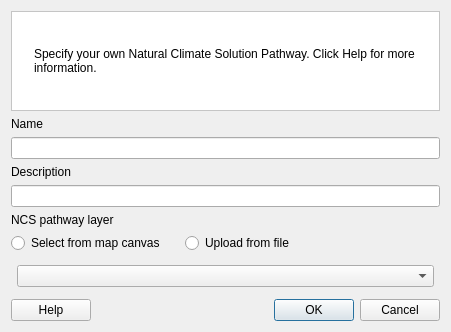
First picture: the form in src/cplus_plugin/ui/ncs_pathway_editor_dialog.ui, repository ConservationInternational/cplus-plugin, before the edit.
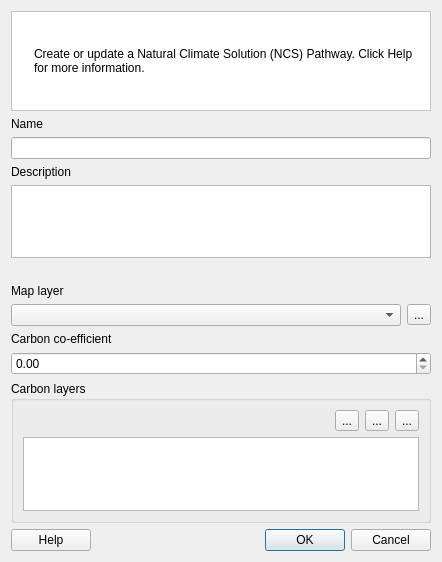
Second picture: the form after the edit. Icons and pictures are not drawn. Custom widgets are drawn as their Qt base class.

```diff
--- a/src/cplus_plugin/ui/ncs_pathway_editor_dialog.ui
+++ b/src/cplus_plugin/ui/ncs_pathway_editor_dialog.ui
@@ -6,14 +6,14 @@
    <rect>
     <x>0</x>
     <y>0</y>
-    <width>451</width>
-    <height>326</height>
+    <width>442</width>
+    <height>562</height>
    </rect>
   </property>
   <property name="windowTitle">
    <string>NCS Pathway Editor</string>
   </property>
-  <layout class="QGridLayout" name="gridLayout">
+  <layout class="QGridLayout" name="gridLayout_2">
    <item row="0" column="0" colspan="4">
     <widget class="QFrame" name="frame">
      <property name="sizePolicy">
@@ -81,7 +81,7 @@
          </sizepolicy>
         </property>
         <property name="text">
-         <string>&lt;html&gt;&lt;head/&gt;&lt;body&gt;&lt;p&gt;Specify your own Natural Climate Solution Pathway. Click Help for more information.&lt;/p&gt;&lt;/body&gt;&lt;/html&gt;</string>
+         <string>&lt;html&gt;&lt;head/&gt;&lt;body&gt;&lt;p&gt;Create or update a Natural Climate Solution (NCS) Pathway. Click Help for more information.&lt;/p&gt;&lt;/body&gt;&lt;/html&gt;</string>
         </property>
         <property name="scaledContents">
          <bool>false</bool>
@@ -97,111 +97,143 @@
      </layout>
     </widget>
    </item>
-   <item row="1" column="0" colspan="4">
+   <item row="2" column="0" colspan="4">
     <widget class="QLabel" name="label">
      <property name="text">
       <string>Name</string>
      </property>
     </widget>
    </item>
-   <item row="2" column="0" colspan="4">
-    <widget class="QLineEdit" name="txt_name">
-     <property name="maxLength">
-      <number>200</number>
+   <item row="8" column="0" colspan="3">
+    <widget class="QgsMapLayerComboBox" name="cbo_layer"/>
+   </item>
+   <item row="11" column="0" colspan="4">
+    <widget class="QgsCollapsibleGroupBox" name="mGroupBox">
+     <property name="title">
+      <string>Carbon layers</string>
      </property>
+     <property name="collapsed">
+      <bool>false</bool>
+     </property>
+     <property name="saveCheckedState">
+      <bool>false</bool>
+     </property>
+     <layout class="QGridLayout" name="gridLayout">
+      <item row="0" column="0">
+       <spacer name="horizontalSpacer_2">
+        <property name="orientation">
+         <enum>Qt::Horizontal</enum>
+        </property>
+        <property name="sizeHint" stdset="0">
+         <size>
+          <width>308</width>
+          <height>20</height>
+         </size>
+        </property>
+       </spacer>
+      </item>
+      <item row="0" column="1">
+       <widget class="QToolButton" name="btn_add_carbon">
+        <property name="toolTip">
+         <string>Add carbon layer</string>
+        </property>
+        <property name="text">
+         <string>...</string>
+        </property>
+       </widget>
+      </item>
+      <item row="0" column="2">
+       <widget class="QToolButton" name="btn_edit_carbon">
+        <property name="toolTip">
+         <string>Edit carbon layer</string>
+        </property>
+        <property name="text">
+         <string>...</string>
+        </property>
+       </widget>
+      </item>
+      <item row="0" column="3">
+       <widget class="QToolButton" name="btn_delete_carbon">
+        <property name="toolTip">
+         <string>Remove carbon layer</string>
+        </property>
+        <property name="text">
+         <string>...</string>
+        </property>
+       </widget>
+      </item>
+      <item row="1" column="0" colspan="4">
+       <widget class="QListView" name="lst_carbon_layers">
+        <property name="editTriggers">
+         <set>QAbstractItemView::NoEditTriggers</set>
+        </property>
+        <property name="selectionMode">
+         <enum>QAbstractItemView::ExtendedSelection</enum>
+        </property>
+        <property name="selectionBehavior">
+         <enum>QAbstractItemView::SelectRows</enum>
+        </property>
+       </widget>
+      </item>
+     </layout>
     </widget>
    </item>
    <item row="3" column="0" colspan="4">
+    <widget class="QLineEdit" name="txt_name">
+     <property name="maxLength">
+      <number>200</number>
+     </property>
+    </widget>
+   </item>
+   <item row="12" column="2" colspan="2">
+    <widget class="QDialogButtonBox" name="buttonBox">
+     <property name="orientation">
+      <enum>Qt::Horizontal</enum>
+     </property>
+     <property name="standardButtons">
+      <set>QDialogButtonBox::Cancel|QDialogButtonBox::Ok</set>
+     </property>
+    </widget>
+   </item>
+   <item row="7" column="0" colspan="4">
+    <widget class="QLabel" name="label_4">
+     <property name="text">
+      <string>Map layer</string>
+     </property>
+    </widget>
+   </item>
+   <item row="9" column="0" colspan="4">
+    <widget class="QLabel" name="label_3">
+     <property name="text">
+      <string>Carbon co-efficient</string>
+     </property>
+    </widget>
+   </item>
+   <item row="4" column="0" colspan="4">
     <widget class="QLabel" name="label_2">
      <property name="text">
       <string>Description</string>
      </property>
     </widget>
    </item>
-   <item row="4" column="0" colspan="4">
-    <widget class="QLineEdit" name="txt_description">
-     <property name="maxLength">
-      <number>200</number>
+   <item row="8" column="3">
+    <widget class="QToolButton" name="btn_add_layer">
+     <property name="text">
+      <string>...</string>
      </property>
     </widget>
    </item>
    <item row="5" column="0" colspan="4">
-    <widget class="QLabel" name="label_3">
-     <property name="text">
-      <string>NCS pathway layer</string>
-     </property>
-    </widget>
+    <widget class="QPlainTextEdit" name="txt_description"/>
    </item>
-   <item row="6" column="0" colspan="2">
-    <widget class="QRadioButton" name="rb_map_canvas">
-     <property name="text">
-      <string>Select from map canvas</string>
-     </property>
-    </widget>
-   </item>
-   <item row="6" column="2" colspan="2">
-    <widget class="QRadioButton" name="rb_upload">
-     <property name="text">
-      <string>Upload from file</string>
-     </property>
-    </widget>
-   </item>
-   <item row="7" column="0" colspan="4">
-    <widget class="QStackedWidget" name="stackedWidget">
-     <property name="sizePolicy">
-      <sizepolicy hsizetype="Preferred" vsizetype="Preferred">
-       <horstretch>0</horstretch>
-       <verstretch>0</verstretch>
-      </sizepolicy>
-     </property>
-     <widget class="QWidget" name="pg_map_canvas">
-      <layout class="QGridLayout" name="gridLayout_2">
-       <property name="leftMargin">
-        <number>6</number>
-       </property>
-       <property name="topMargin">
-        <number>6</number>
-       </property>
-       <property name="rightMargin">
-        <number>6</number>
-       </property>
-       <property name="bottomMargin">
-        <number>6</number>
-       </property>
-       <item row="0" column="0">
-        <widget class="QgsMapLayerComboBox" name="mMapLayerComboBox"/>
-       </item>
-      </layout>
-     </widget>
-     <widget class="QWidget" name="pg_upload">
-      <layout class="QGridLayout" name="gridLayout_3">
-       <property name="leftMargin">
-        <number>6</number>
-       </property>
-       <property name="topMargin">
-        <number>6</number>
-       </property>
-       <property name="rightMargin">
-        <number>6</number>
-       </property>
-       <property name="bottomMargin">
-        <number>6</number>
-       </property>
-       <item row="0" column="0">
-        <widget class="QgsFileWidget" name="mQgsFileWidget"/>
-       </item>
-      </layout>
-     </widget>
-    </widget>
-   </item>
-   <item row="8" column="0">
+   <item row="12" column="0">
     <widget class="QPushButton" name="btn_help">
      <property name="text">
       <string>Help</string>
      </property>
     </widget>
    </item>
-   <item row="8" column="1" colspan="2">
+   <item row="12" column="1">
     <spacer name="horizontalSpacer">
      <property name="orientation">
       <enum>Qt::Horizontal</enum>
@@ -214,23 +246,34 @@
      </property>
     </spacer>
    </item>
-   <item row="8" column="3">
-    <widget class="QDialogButtonBox" name="buttonBox">
-     <property name="orientation">
-      <enum>Qt::Horizontal</enum>
+   <item row="10" column="0" colspan="4">
+    <widget class="QDoubleSpinBox" name="sb_carbon_coefficient">
+     <property name="maximum">
+      <double>1.000000000000000</double>
      </property>
-     <property name="standardButtons">
-      <set>QDialogButtonBox::Cancel|QDialogButtonBox::Ok</set>
+     <property name="singleStep">
+      <double>0.050000000000000</double>
      </property>
     </widget>
    </item>
+   <item row="6" column="0" colspan="4">
+    <widget class="QLabel" name="txt_max_description">
+     <property name="text">
+      <string/>
+     </property>
+    </widget>
+   </item>
+   <item row="1" column="0" colspan="4">
+    <layout class="QVBoxLayout" name="vl_notification"/>
+   </item>
   </layout>
  </widget>
  <customwidgets>
   <customwidget>
-   <class>QgsFileWidget</class>
-   <extends>QWidget</extends>
-   <header>qgsfilewidget.h</header>
+   <class>QgsCollapsibleGroupBox</class>
+   <extends>QGroupBox</extends>
+   <header>qgscollapsiblegroupbox.h</header>
+   <container>1</container>
   </customwidget>
   <customwidget>
    <class>QgsMapLayerComboBox</class>
```
Left out of the diff: 3 changed lines with no effect on the pictures.
